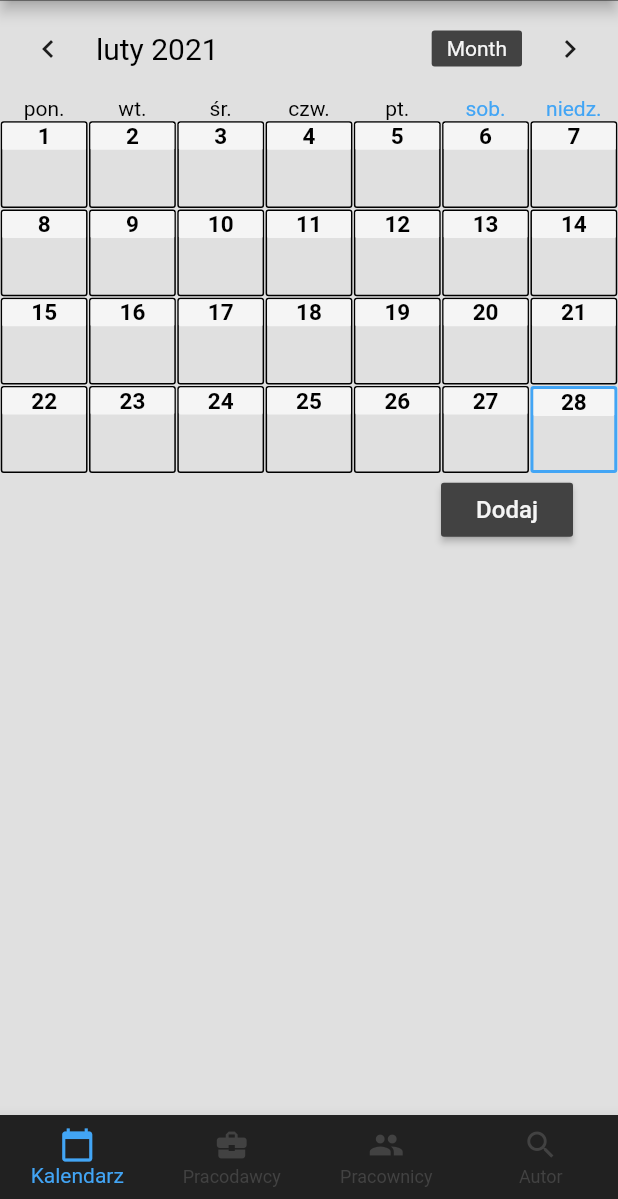
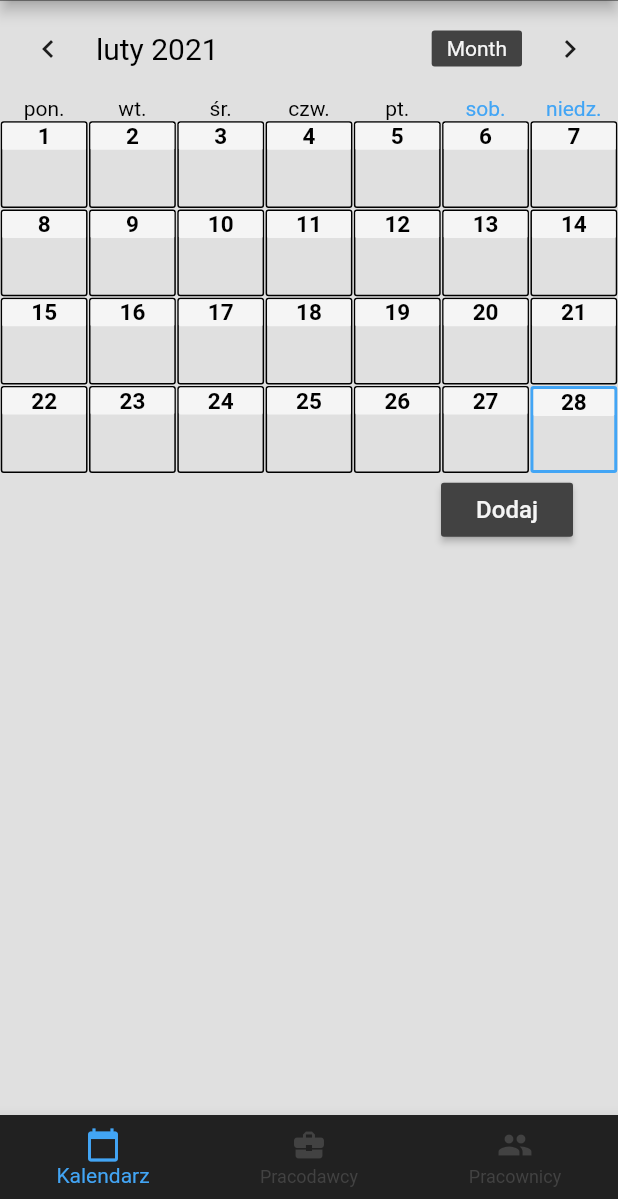
Before and after one commit to Michal-Szkoda-91/Working_Time_Manager, a Flutter app: the screen it shows after launch, on a phone screen of 412 x 824 dp, the part 37-1236 px from its top. Run offline on Flutter 3.47's test engine with Material 2 defaults, Android fonts, the phone set to English and light mode, and no system bars; drawn by our look-alikes of table_calendar; our stand-ins replace flutter_slidable, flutter_time_picker_spinner, lite_rolling_switch, shared_preferences, sqflite; accounts and stored records are empty.

Commit message:
Placing the project in the repository

```diff
--- a/lib/main.dart
+++ b/lib/main.dart
@@ -79,8 +79,6 @@ class _MyHomePageState extends State<MyHomePage> {
               title: new Text("Pracodawcy")),
           new BottomNavigationBarItem(
               icon: new Icon(Icons.people), title: new Text("Pracownicy")),
-          new BottomNavigationBarItem(
-              icon: new Icon(Icons.search), title: new Text("Autor")),
         ],
         unselectedItemColor: Theme.of(context).accentColor,
         selectedItemColor: Theme.of(context).cardColor,
@@ -102,25 +100,6 @@ class _MyHomePageState extends State<MyHomePage> {
           new Center(
             child: WorkersScreen(),
           ),
-          new Center(
-            child: Row(
-              mainAxisAlignment: MainAxisAlignment.spaceAround,
-              children: [
-                FlatButton(
-                  onPressed: null,
-                  child: Text(
-                    'nacisnij',
-                    style: TextStyle(
-                      fontSize: 40,
-                    ),
-                  ),
-                ),
-                Icon(
-                  Icons.ac_unit,
-                ),
-              ],
-            ),
-          ),
         ],
       ),
     );
```
Also changed, not shown: appImage/app_example_1.png (added), appImage/app_example_2.png (added), appImage/app_example_3.png (added), appImage/app_example_4.png (added).
